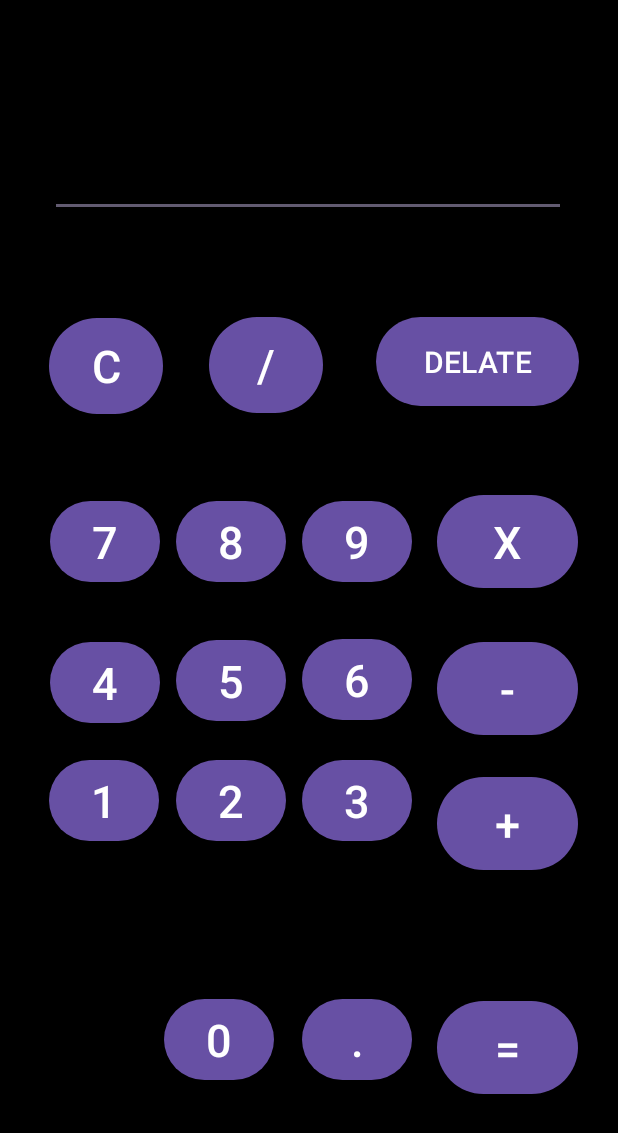
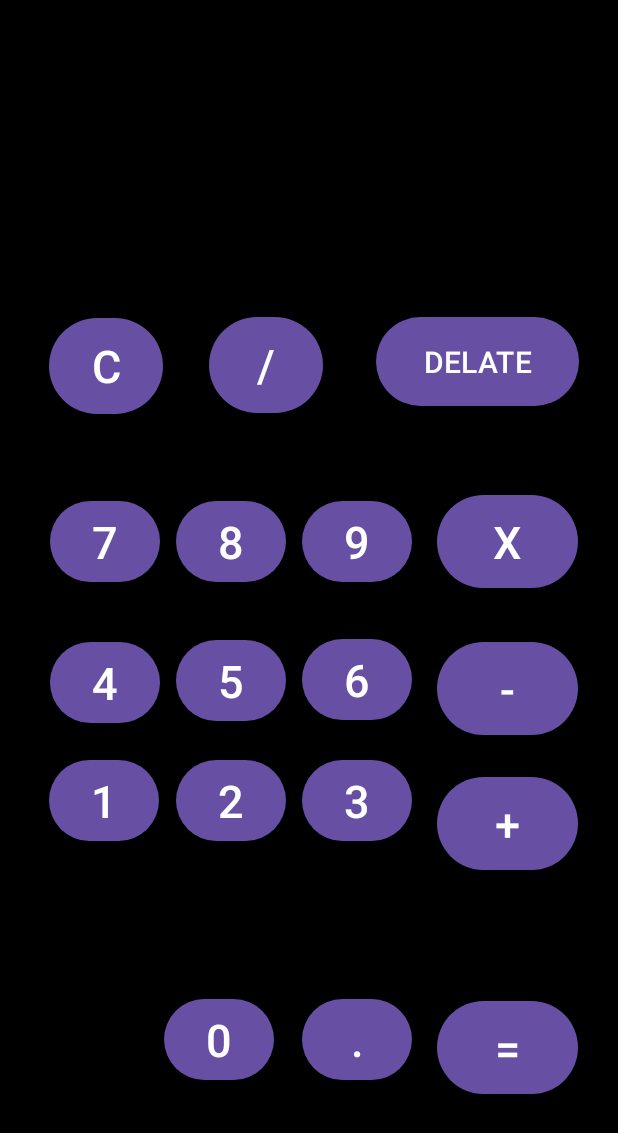
Before and after one commit to Efrix/Calculadora, an Android app: the screen it shows after launch (Calculator), on a phone screen of 412 x 824 dp. Shown: the top 1133 px of the screen. Run offline under Robolectric (Android 15) with nearby library versions, the phone set to English and light mode, and no system bars.

Commit message:
Cambios en el proyecto 3 jiji

```diff
--- a/app/src/main/java/com/example/calculator/Calculator.java
+++ b/app/src/main/java/com/example/calculator/Calculator.java
@@ -3,12 +3,107 @@ package com.example.calculator;
 import androidx.appcompat.app.AppCompatActivity;
 
 import android.os.Bundle;
+import android.widget.TextView;
 
 public class Calculator extends AppCompatActivity {
+    private TextView display;
+    private StringBuilder currentInput= new StringBuilder();
+    private double num1=0, num2=0;
+    private String operator ="";
 
     @Override
     protected void onCreate(Bundle savedInstanceState) {
         super.onCreate(savedInstanceState);
         setContentView(R.layout.activity_calculator);
+
+        display= findViewById(R.id.tvNum);
+
+        //Botones
+        findViewById(R.id.btnOne).setOnClickListener(v -> appendNumber("1"));
+        findViewById(R.id.btnTwo).setOnClickListener(v -> appendNumber("2"));
+        findViewById(R.id.btnThree).setOnClickListener(v -> appendNumber("3"));
+        findViewById(R.id.btnFour).setOnClickListener(v -> appendNumber("4"));
+        findViewById(R.id.btnFive).setOnClickListener(v -> appendNumber("5"));
+        findViewById(R.id.btnSix).setOnClickListener(v -> appendNumber("6"));
+        findViewById(R.id.btnSeven).setOnClickListener(v -> appendNumber("7"));
+        findViewById(R.id.btnEight).setOnClickListener(v -> appendNumber("8"));
+        findViewById(R.id.btnNine).setOnClickListener(v -> appendNumber("9"));
+        findViewById(R.id.btnZero).setOnClickListener(v -> appendNumber("0"));
+
+        //Botones de operador
+        findViewById(R.id.btnSuma).setOnClickListener(v -> setOperator("+"));
+        findViewById(R.id.btnResta).setOnClickListener(v -> setOperator("-"));
+        findViewById(R.id.btnDivide).setOnClickListener(v -> setOperator("/"));
+        findViewById(R.id.btnMulti).setOnClickListener(v -> setOperator("x"));
+
+        //Boton de igual
+        findViewById(R.id.btnResul).setOnClickListener(v -> calculateResult());
+
+        //Botones especiales
+        findViewById(R.id.btnClean).setOnClickListener(v -> clearAll());
+        findViewById(R.id.btnBorrar).setOnClickListener(v -> backspace());
+        findViewById(R.id.btnPoint).setOnClickListener(v -> appendNumber("."));
+
+
     }
+    private void appendNumber(String number)
+    {
+        currentInput.append(number);
+        display.setText(currentInput.toString());
+    }
+
+    private void setOperator(String op) {
+        if (currentInput.length() > 0) {
+            num1 = Double.parseDouble(currentInput.toString());
+            operator = op;
+            currentInput.setLength(0);//Limpia el texto para el siguiente numero
+            display.setText("");//Limpia la pantalla
+        }
+    }
+    private void calculateResult() {
+        if (currentInput.length() > 0 && !operator.isEmpty()) {
+            num2 = Double.parseDouble(currentInput.toString());
+            double result = 0;
+
+            switch (operator) {
+                case "+":
+                    result = num1 + num2;
+                    break;
+                case "-":
+                    result = num1 - num2;
+                    break;
+                case "x":
+                    result = num1 * num2;
+                    break;
+                case "/":
+                    if (num2 != 0) {
+                        result = num1 / num2;
+                    } else {
+                        display.setText("Error");
+                        return;
+                    }
+                    break;
+            }
+
+            display.setText(String.valueOf(result));
+            num1 = result; // Almacena el resultado para operaciones continuas
+            currentInput.setLength(0); // Resetea el input
+            operator = ""; // Resetea el operador
+        }
+    }
+    private void clearAll() {
+        currentInput.setLength(0);
+        num1 = 0;
+        num2 = 0;
+        operator = "";
+        display.setText("");
+    }
+    private void backspace() {
+        if (currentInput.length() > 0) {
+            currentInput.deleteCharAt(currentInput.length() - 1);
+            display.setText(currentInput.toString());
+        }
+    }
+
+
 }
--- a/app/src/main/res/layout/activity_calculator.xml
+++ b/app/src/main/res/layout/activity_calculator.xml
@@ -7,12 +7,13 @@
     android:background="@color/NotiColorBar"
     tools:context=".Calculator">
 
-    <EditText
-        android:id="@+id/txtNum"
-        android:layout_width="344dp"
-        android:layout_height="67dp"
+    <TextView
+        android:id="@+id/tvNum"
+        android:layout_width="301dp"
+        android:layout_height="71dp"
         android:ems="10"
-        android:inputType="number"
+        android:textAlignment="textEnd"
+        android:textSize="30sp"
         app:layout_constraintBottom_toBottomOf="parent"
         app:layout_constraintEnd_toEndOf="parent"
         app:layout_constraintHorizontal_bias="0.492"
@@ -47,7 +48,7 @@
         app:layout_constraintVertical_bias="0.276" />
 
     <Button
-        android:id="@+id/btBorrar"
+        android:id="@+id/btnBorrar"
         android:layout_width="135dp"
         android:layout_height="67dp"
         android:text="DELATE"
```
